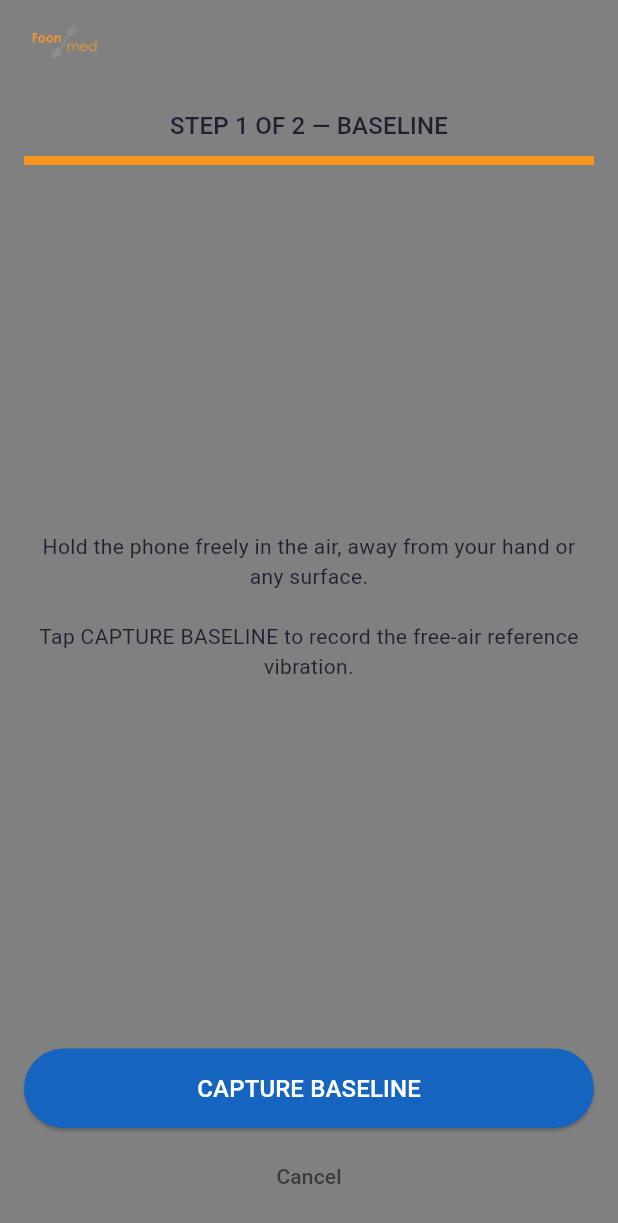
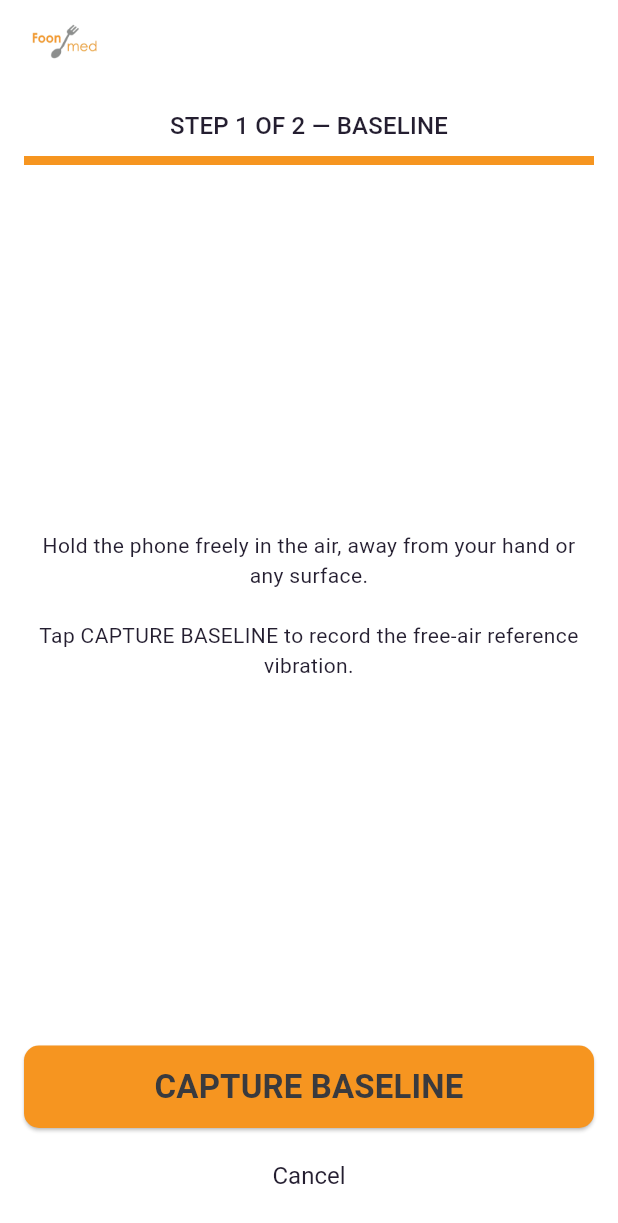
Before and after one commit to JefNtungila/foonmed, a Flutter app: the screen it shows after launch, after a tap on "START SCAN", on a phone screen of 412 x 824 dp. Shown: the top 1223 px of the screen. Run offline on Flutter 3.47's test engine with Material 3 defaults, Android fonts, the phone set to English and light mode, and no system bars; our stand-ins replace device_info_plus, font_awesome_flutter, package_info_plus, sensors_plus, vibration.

Commit message:
updated design spec

```diff
--- a/lib/ui/scan_screen.dart
+++ b/lib/ui/scan_screen.dart
@@ -40,14 +40,14 @@ class _ScanScreenState extends State<ScanScreen> {
       body: Consumer<VibrationGridScanController>(
         builder: (context, controller, child) {
           return Padding(
-            padding: const EdgeInsets.all(16.0),
+            padding: const EdgeInsets.all(FoonSpacing.m),
             child: Column(
               crossAxisAlignment: CrossAxisAlignment.stretch,
               children: [
                 _StatusHeader(controller: controller),
-                const SizedBox(height: 12),
+                const SizedBox(height: FoonSpacing.tight),
                 Expanded(child: _buildBody(context, controller)),
-                const SizedBox(height: 12),
+                const SizedBox(height: FoonSpacing.tight),
                 _buildActions(context, controller),
               ],
             ),
@@ -93,21 +93,19 @@ class _ScanScreenState extends State<ScanScreen> {
   Widget _buildActions(BuildContext context, VibrationGridScanController c) {
     switch (c.state) {
       case GridScanState.idle:
-        return _PrimaryButton(
+        return FoonCtaButton(
           label: 'START SCAN',
-          color: FoonColours.success,
           onPressed: () => c.startScan(),
         );
       case GridScanState.awaitingBaseline:
         return Column(
           crossAxisAlignment: CrossAxisAlignment.stretch,
           children: [
-            _PrimaryButton(
+            FoonCtaButton(
               label: 'CAPTURE BASELINE',
-              color: FoonColours.info,
               onPressed: () => c.captureBaseline(),
             ),
-            const SizedBox(height: 8),
+            const SizedBox(height: FoonSpacing.s),
             _TextButton(label: 'Cancel', onPressed: () => c.abortScan()),
           ],
         );
@@ -115,12 +113,11 @@ class _ScanScreenState extends State<ScanScreen> {
         return Column(
           crossAxisAlignment: CrossAxisAlignment.stretch,
           children: [
-            _PrimaryButton(
-              label: 'PHONE PLACED — MEASURE CELL',
-              color: FoonColours.info,
+            FoonCtaButton(
+              label: 'MEASURE CELL',
               onPressed: () => c.confirmPlacement(),
             ),
-            const SizedBox(height: 8),
+            const SizedBox(height: FoonSpacing.s),
             Row(
               children: [
                 Expanded(
@@ -148,24 +145,18 @@ class _ScanScreenState extends State<ScanScreen> {
         return Column(
           crossAxisAlignment: CrossAxisAlignment.stretch,
           children: [
-            _PrimaryButton(
+            FoonCtaButton(
               label: _jsonCopied ? 'JSON COPIED' : 'COPY SCAN JSON',
-              color: FoonColours.info,
               onPressed: () => _copyJson(context, c.lastScan!),
             ),
-            const SizedBox(height: 8),
-            _PrimaryButton(
-              label: 'NEW SCAN',
-              color: FoonColours.success,
-              onPressed: () => c.startScan(),
-            ),
+            const SizedBox(height: FoonSpacing.s),
+            FoonCtaButton(label: 'NEW SCAN', onPressed: () => c.startScan()),
           ],
         );
       case GridScanState.aborted:
       case GridScanState.error:
-        return _PrimaryButton(
+        return FoonCtaButton(
           label: 'START OVER',
-          color: FoonColours.success,
           onPressed: () => c.startScan(),
         );
     }
@@ -212,7 +203,7 @@ class _StatusHeader extends StatelessWidget {
           textAlign: TextAlign.center,
           style: Theme.of(context).textTheme.titleMedium,
         ),
-        const SizedBox(height: 8),
+        const SizedBox(height: FoonSpacing.s),
         LinearProgressIndicator(
           value: state == GridScanState.completed ? 1.0 : controller.progress,
           minHeight: 6,
@@ -278,7 +269,7 @@ class _PlacementView extends StatelessWidget {
           textAlign: TextAlign.center,
           style: Theme.of(context).textTheme.bodyMedium,
         ),
-        const SizedBox(height: 12),
+        const SizedBox(height: FoonSpacing.tight),
         Expanded(
           child: Center(
             child: AspectRatio(
@@ -304,7 +295,7 @@ class _BusyView extends StatelessWidget {
         mainAxisSize: MainAxisSize.min,
         children: [
           const CircularProgressIndicator(),
-          const SizedBox(height: 16),
+          const SizedBox(height: FoonSpacing.m),
           Text(label),
         ],
       ),
@@ -329,7 +320,7 @@ class _ResultsView extends StatelessWidget {
             aspectRatio: 1,
             child: _GridMatrix(controller: controller, showValues: true),
           ),
-          const SizedBox(height: 12),
+          const SizedBox(height: FoonSpacing.tight),
           Text(
             'Baseline (air): ${scan.baselineAirRms.toStringAsFixed(3)} m/s² RMS',
             textAlign: TextAlign.center,
@@ -340,7 +331,7 @@ class _ResultsView extends StatelessWidget {
             textAlign: TextAlign.center,
             style: Theme.of(context).textTheme.bodySmall,
           ),
-          const SizedBox(height: 8),
+          const SizedBox(height: FoonSpacing.s),
           ExpansionTile(
             title: const Text('Normalized feature vector'),
             children: [
@@ -378,8 +369,8 @@ class _GridMatrix extends StatelessWidget {
       crossAxisCount: cols,
       shrinkWrap: true,
       physics: const NeverScrollableScrollPhysics(),
-      mainAxisSpacing: 4,
-      crossAxisSpacing: 4,
+      mainAxisSpacing: FoonSpacing.xs,
+      crossAxisSpacing: FoonSpacing.xs,
       children: [
         for (var r = 0; r < rows; r++)
           for (var c = 0; c < cols; c++)
@@ -403,23 +394,28 @@ class _GridMatrix extends StatelessWidget {
         (controller.cellIndex > row * controller.cols + col &&
             controller.state != GridScanState.idle);
 
+    // Grey empty cell ramping to Foon orange; opaque so the measured cells
+    // never read lighter than the empty ones on the white page.
+    Color cellColour(double t) =>
+        Color.lerp(FoonColours.neutralLight, FoonColours.secondary, t)!;
+
     Color color;
     if (isCurrent) {
-      color = FoonColours.infoContainer;
+      color = FoonColours.secondary;
     } else if (visited && showValues && baseline > 0) {
       final normalized = value / baseline;
-      // Alpha capped at 0.60 so black value labels keep >= 4.5:1 contrast.
+      // Ramp capped at 0.60 so dark value labels keep >= 9:1 contrast.
       final intensity = (normalized / 2).clamp(0.15, 0.60);
-      color = FoonColours.success.withValues(alpha: intensity);
+      color = cellColour(intensity);
     } else if (visited) {
-      color = FoonColours.success.withValues(alpha: 0.45);
+      color = cellColour(0.45);
     } else {
       color = FoonColours.neutralLight;
     }
 
     Widget child;
     if (isCurrent) {
-      child = const Icon(Icons.place, color: FoonColours.onSemantic, size: 20);
+      child = const Icon(Icons.place, color: FoonColours.primary, size: 20);
     } else if (showValues && visited && baseline > 0) {
       child = Text(
         (value / baseline).toStringAsFixed(2),
@@ -439,45 +435,20 @@ class _GridMatrix extends StatelessWidget {
     } else {
       child = Text(
         '${row * controller.cols + col + 1}',
-        style: const TextStyle(fontSize: 11, color: FoonColours.neutralText),
+        style: const TextStyle(fontSize: 11, color: FoonColours.primary),
       );
     }
 
     return Container(
       decoration: BoxDecoration(
         color: color,
-        borderRadius: BorderRadius.circular(6),
+        borderRadius: BorderRadius.circular(FoonRadii.cell),
         border: isCurrent
-            ? Border.all(color: FoonColours.infoStrong, width: 2)
+            ? Border.all(color: FoonColours.primary, width: 2)
             : null,
       ),
       alignment: Alignment.center,
       child: child,
-    );
-  }
-}
-
-class _PrimaryButton extends StatelessWidget {
-  final String label;
-  final Color color;
-  final VoidCallback onPressed;
-
-  const _PrimaryButton({
-    required this.label,
-    required this.color,
-    required this.onPressed,
-  });
-
-  @override
-  Widget build(BuildContext context) {
-    return ElevatedButton(
-      onPressed: onPressed,
-      style: ElevatedButton.styleFrom(
-        padding: const EdgeInsets.symmetric(vertical: 15),
-        backgroundColor: color,
-        foregroundColor: FoonColours.onSemantic,
-      ),
-      child: Text(label, style: const TextStyle(fontSize: 16)),
     );
   }
 }
@@ -492,6 +463,10 @@ class _TextButton extends StatelessWidget {
   Widget build(BuildContext context) {
     return TextButton(
       onPressed: onPressed,
+      style: TextButton.styleFrom(
+        foregroundColor: FoonColours.onSurface,
+        textStyle: FoonTextStyles.body,
+      ),
       child: Text(label),
     );
   }
--- a/packages/foon_design/lib/src/colours.dart
+++ b/packages/foon_design/lib/src/colours.dart
@@ -14,11 +14,13 @@ class FoonColours {
   /// Foon orange: CTAs, selected navigation, progress, accent text.
   static const Color secondary = Color(0xFFF69520);
 
-  /// Page background.
+  /// Legacy M2 page-background token - retained for cross-app parity.
+  /// Never rendered under M3; the page colour comes from [surface].
   static const Color background = Color(0xFF636363);
 
-  /// Card/sheet surface.
-  static const Color surface = Color(0xFF808080);
+  /// Rendered page background (light mode): scaffold, app bar, canvas,
+  /// dialogs and sheets all resolve from this token.
+  static const Color surface = Color(0xFFFFFFFF);
 
   /// Content on [background].
   static const Color onBackground = secondary;
@@ -38,32 +40,14 @@ class FoonColours {
   /// Content on [primary] (kept from the original FoonCash scheme).
   static const Color onPrimary = Colors.redAccent;
 
-  // Semantic tokens -------------------------------------------------------
-  /// Positive state fills - pair with [onSemantic] text (5.6:1).
-  static const Color success = Color(0xFF2E7D32);
-
-  /// Light positive surface - pair with dark text.
-  static const Color successContainer = Color(0xFFA5D6A7);
-
-  /// Caution fills - pair with dark text.
-  static const Color warning = Color(0xFFF9A825);
-
-  /// Neutral action buttons - pair with [onSemantic] text (5.9:1).
-  static const Color info = Color(0xFF1565C0);
-
-  /// Highlighted/active cell or chip.
-  static const Color infoContainer = Color(0xFF42A5F5);
-
-  /// High-emphasis info borders.
-  static const Color infoStrong = Color(0xFF0D47A1);
-
+  // Neutral tokens --------------------------------------------------------
   /// Empty cells, dividers, disabled fills.
   static const Color neutralLight = Color(0xFFE0E0E0);
 
   /// Muted icons and secondary text.
   static const Color neutralText = Color(0xFF757575);
 
-  /// Text/icons on [success], [info] or [primary] fills.
+  /// Text/icons on [primary] fills.
   static const Color onSemantic = Colors.white;
 
   /// The M2-style scheme used by every Foon app.
@@ -85,6 +69,10 @@ class FoonColours {
     onPrimary: onPrimary,
     onSecondary: onSecondary,
     onSurface: onSurface,
+    // Hairlines, dividers and outlined borders: the implicit fallback for
+    // `outlineVariant` is `onBackground` (orange), which is wrong on white.
+    outline: primary,
+    outlineVariant: neutralLight,
     brightness: Brightness.light,
   );
 }
```
Also changed, not shown: packages/foon_design/lib/src/components/card.dart (+9 -2 lines), 4 other files.
